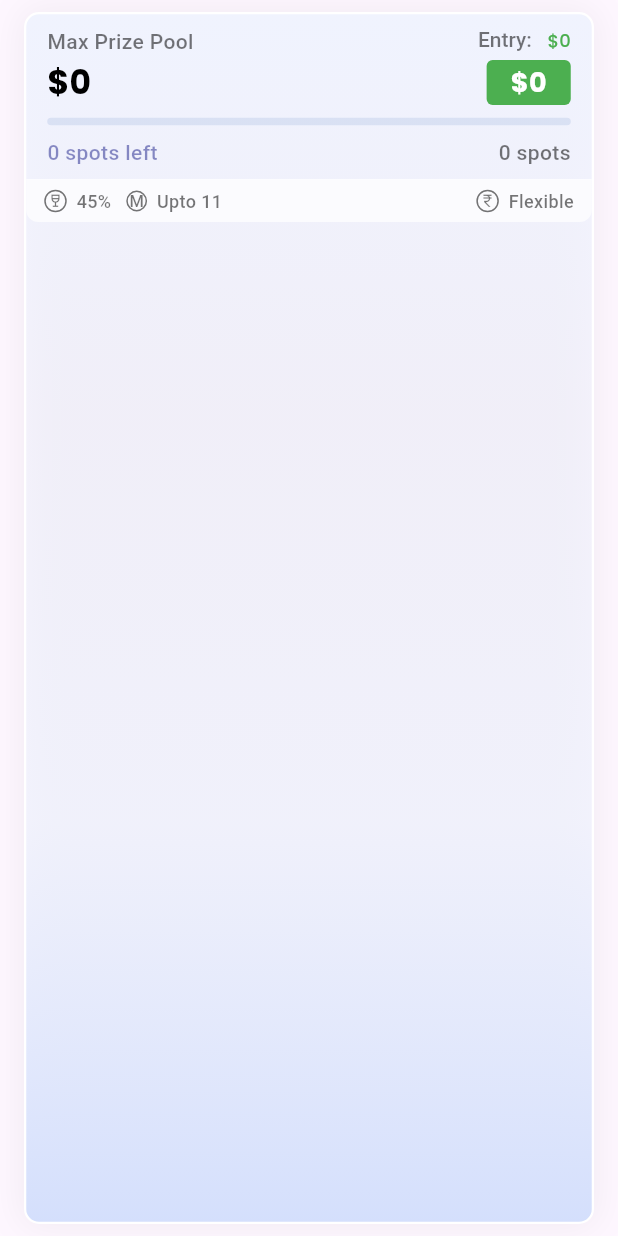
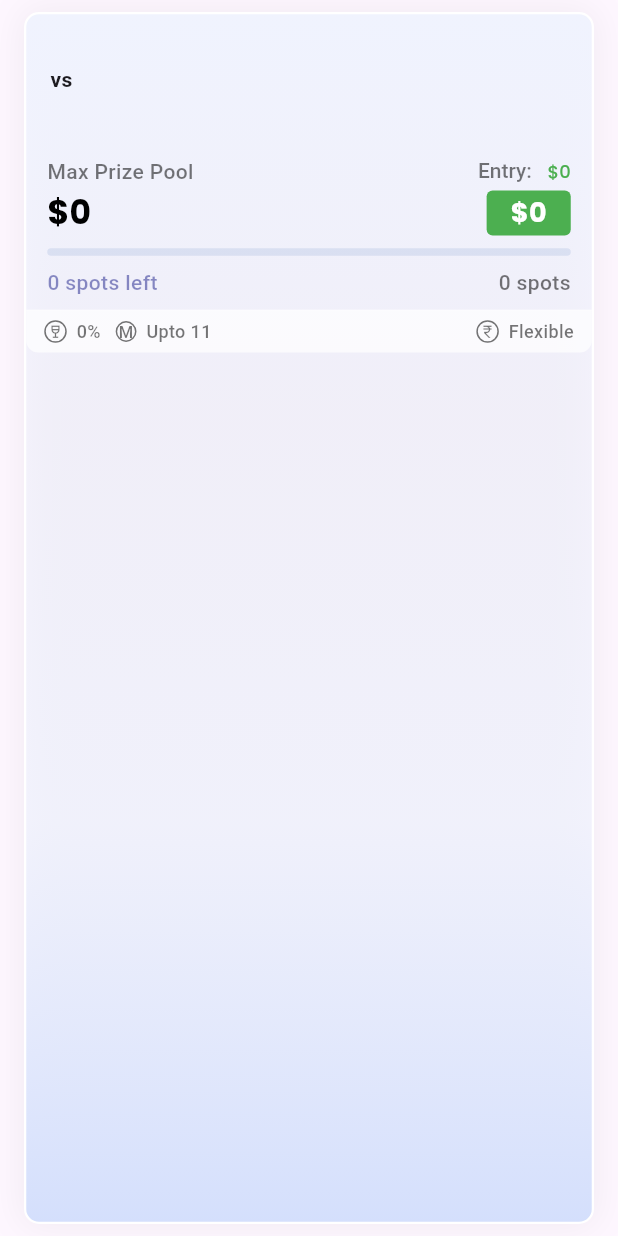
Before and after one commit to hrudayaditya/TeamX, a Flutter app: the AllContestCrad widget shown alone on an empty page, opened directly with empty values, on a phone screen of 412 x 824 dp. Run offline on Flutter 3.47's test engine with Material 3 defaults, Android fonts, the phone set to English and light mode, and no system bars; our stand-ins replace another_flushbar, auto_size_text, flutter_secure_storage, fluttertoast, google_fonts, pinput; missing offline and left inert: borders, telephony; accounts and stored records are empty; network calls fail; Roboto replaces fonts that are missing (Assistant).

Commit message:
Refactor contest details and match fantasy page integration with contest ID handling

```diff
--- a/TeamX/lib/view/fantasy/match_fantsay_page.dart
+++ b/TeamX/lib/view/fantasy/match_fantsay_page.dart
@@ -11,7 +11,8 @@ import '../../res/color.dart';
 import '../../widgets/upcoming_matches.dart';
 
 class MatchFantasyPage extends StatefulWidget {
-  const MatchFantasyPage({Key? key}) : super(key: key);
+  final String contestId;
+  const MatchFantasyPage({Key? key, required this.contestId}) : super(key: key);
 
   @override
   State<MatchFantasyPage> createState() => _MatchFantasyPageState();
--- a/TeamX/lib/view/fantasy/widgets/all_contest_card.dart
+++ b/TeamX/lib/view/fantasy/widgets/all_contest_card.dart
@@ -7,23 +7,37 @@ import '../../../res/color.dart';
 import '../match_fantsay_page.dart';
 
 class AllContestCrad extends StatelessWidget {
+  final String id;
   final int prize;
   final int entry;
   final int totalSpots;
   final int filledSpots;
   final bool isFree;
+  final String matchName;
+  final String venue;
+  final String date;
+  final String status;
+  final List<dynamic> teamInfo;
+
   const AllContestCrad({
     super.key,
+    required this.id,
     required this.prize,
     required this.entry,
     required this.totalSpots,
     required this.filledSpots,
     required this.isFree,
+    required this.matchName,
+    required this.venue,
+    required this.date,
+    required this.status,
+    required this.teamInfo,
   });
 
   @override
   Widget build(BuildContext context) {
     double width = MediaQuery.of(context).size.width;
+    double percentFilled = totalSpots == 0 ? 0 : filledSpots / totalSpots;
     return GestureDetector(
       onTap: () {
         Navigator.of(context).push(
@@ -56,7 +70,50 @@ class AllContestCrad extends StatelessWidget {
           ],
         ),
         child: Column(
+          crossAxisAlignment: CrossAxisAlignment.start,
           children: [
+            // --- Match Info Header ---
+            Padding(
+              padding: const EdgeInsets.all(8.0),
+              child: Row(
+                children: [
+                  // Team 1 image
+                  if (teamInfo.isNotEmpty)
+                    Image.network(
+                      teamInfo[0]['img'],
+                      width: 32,
+                      height: 32,
+                      errorBuilder: (_, __, ___) => Icon(Icons.sports_cricket),
+                    ),
+                  const SizedBox(width: 8),
+                  // VS
+                  Text('vs', style: TextStyle(fontWeight: FontWeight.bold)),
+                  const SizedBox(width: 8),
+                  // Team 2 image
+                  if (teamInfo.length > 1)
+                    Image.network(
+                      teamInfo[1]['img'],
+                      width: 32,
+                      height: 32,
+                      errorBuilder: (_, __, ___) => Icon(Icons.sports_cricket),
+                    ),
+                  const SizedBox(width: 12),
+                  // Match name and date
+                  Expanded(
+                    child: Column(
+                      crossAxisAlignment: CrossAxisAlignment.start,
+                      children: [
+                        Text(matchName, style: AppTextStyles.primaryStyle(14, Colors.black, FontWeight.bold)),
+                        Text(date, style: AppTextStyles.primaryStyle(12, Colors.grey, FontWeight.normal)),
+                        Text(venue, style: AppTextStyles.primaryStyle(12, Colors.grey, FontWeight.normal)),
+                        Text(status, style: AppTextStyles.primaryStyle(12, Colors.blueGrey, FontWeight.normal)),
+                      ],
+                    ),
+                  ),
+                ],
+              ),
+            ),
+            // --- Contest Info ---
             Padding(
               padding: EdgeInsets.only(
                   top: 8, left: 14, right: 14),
@@ -107,9 +164,10 @@ class AllContestCrad extends StatelessWidget {
                       GestureDetector(
                         onTap: () {
                           Navigator.of(context).push(
-                              MaterialPageRoute(
-                                  builder: (context) =>
-                                      MatchFantasyPage()));
+                            MaterialPageRoute(
+                              builder: (context) => MatchFantasyPage(contestId: id),
+                            ),
+                          );
                         },
                         child: Container(
                           padding: EdgeInsets.symmetric(
@@ -131,7 +189,7 @@ class AllContestCrad extends StatelessWidget {
                       ),
                     ],
                   ),
-                  spotsFillBar(width),
+                  spotsFillBar(width, percentFilled),
                   Row(
                     children: [
                       Text("${totalSpots - filledSpots} spots left",
@@ -183,7 +241,7 @@ class AllContestCrad extends StatelessWidget {
                       size: 11,
                     ),
                   ),
-                  Text("  45%",
+                  Text("  ${(percentFilled * 100).round()}%",
                       style: AppTextStyles.primaryStyle(
                           12.0,
                           Colors.black54,
@@ -240,9 +298,8 @@ class AllContestCrad extends StatelessWidget {
     );
   }
 
-  Container spotsFillBar(double width) {
+  Container spotsFillBar(double width, double percentFilled) {
     double barWidth = width - 35;
-    double percentFilled = totalSpots == 0 ? 0 : filledSpots / totalSpots;
     return Container(
       margin: EdgeInsets.symmetric(vertical: 8),
       width: barWidth,
```
Also changed, not shown: TeamX/lib/view/fantasy/contest_details.dart (+7 -12 lines), TeamX/lib/view/fantasy/contest_screen.dart (+32 -19 lines).
